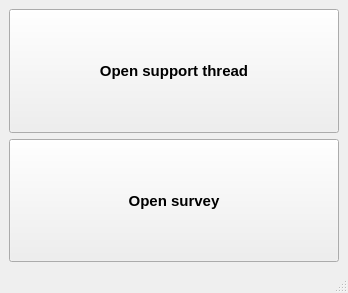
Qt form OTModules/OTGeneric/wfeedback.ui (pietr26/OMSI-Tools) before a commit.
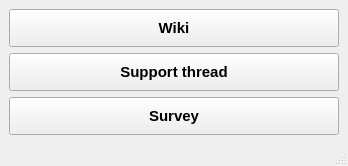
The same form after that commit. Icons and pictures are not drawn.

Commit message: Added wiki links

The edit to the form file:
```diff
--- a/OTModules/OTGeneric/wfeedback.ui
+++ b/OTModules/OTGeneric/wfeedback.ui
@@ -7,7 +7,7 @@
     <x>0</x>
     <y>0</y>
     <width>348</width>
-    <height>293</height>
+    <height>166</height>
    </rect>
   </property>
   <property name="windowTitle">
@@ -15,6 +15,35 @@
   </property>
   <widget class="QWidget" name="centralwidget">
    <layout class="QVBoxLayout" name="verticalLayout">
+    <item>
+     <widget class="QPushButton" name="btnWikiEntry">
+      <property name="sizePolicy">
+       <sizepolicy hsizetype="Minimum" vsizetype="Minimum">
+        <horstretch>0</horstretch>
+        <verstretch>0</verstretch>
+       </sizepolicy>
+      </property>
+      <property name="font">
+       <font>
+        <pointsize>11</pointsize>
+        <bold>true</bold>
+       </font>
+      </property>
+      <property name="text">
+       <string>Wiki</string>
+      </property>
+      <property name="icon">
+       <iconset resource="../../ressources.qrc">
+        <normaloff>:/rec/data/icons/iconWiki.svg</normaloff>:/rec/data/icons/iconWiki.svg</iconset>
+      </property>
+      <property name="iconSize">
+       <size>
+        <width>25</width>
+        <height>25</height>
+       </size>
+      </property>
+     </widget>
+    </item>
     <item>
      <widget class="QPushButton" name="btnOpenSupportThread">
       <property name="sizePolicy">
@@ -30,7 +59,7 @@
        </font>
       </property>
       <property name="text">
-       <string>Open support thread</string>
+       <string>Support thread</string>
       </property>
       <property name="icon">
        <iconset resource="../../ressources.qrc">
@@ -59,7 +88,7 @@
        </font>
       </property>
       <property name="text">
-       <string>Open survey</string>
+       <string>Survey</string>
       </property>
       <property name="icon">
        <iconset resource="../../ressources.qrc">
```
Left out of the diff: 2 changed lines with no effect on the pictures. The commit also changes 25 other files.
